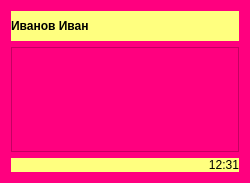
BagaevDanil/messenger, file client/textmessage.ui: the form before one commit.
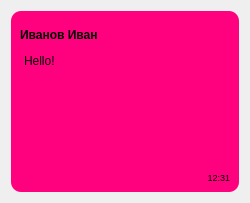
The form after the commit.

Commit message: set update time

```diff
--- a/client/textmessage.ui
+++ b/client/textmessage.ui
@@ -7,7 +7,7 @@
     <x>0</x>
     <y>0</y>
     <width>250</width>
-    <height>183</height>
+    <height>203</height>
    </rect>
   </property>
   <property name="sizePolicy">
@@ -35,9 +35,19 @@
    <bool>false</bool>
   </property>
   <property name="styleSheet">
-   <string notr="true">background-color: rgb(255, 0, 127);</string>
+   <string notr="true"/>
+  </property>
+  <layout class="QVBoxLayout" name="verticalLayout_2">
+   <item>
+    <widget class="QWidget" name="widget" native="true">
+     <property name="styleSheet">
+      <string notr="true">background-color: rgb(255, 0, 127);
+border-radius: 10px;</string>
   </property>
   <layout class="QVBoxLayout" name="verticalLayout">
+      <property name="spacing">
+       <number>0</number>
+      </property>
    <item>
     <widget class="QLabel" name="labelLogin">
      <property name="minimumSize">
@@ -57,16 +67,21 @@
        <bold>true</bold>
       </font>
      </property>
-     <property name="styleSheet">
-      <string notr="true">background-color: rgb(255, 255, 127);</string>
-     </property>
      <property name="text">
       <string>Иванов Иван</string>
      </property>
     </widget>
    </item>
    <item>
-    <widget class="QTextEdit" name="textEdit"/>
+       <widget class="QTextEdit" name="textEdit">
+        <property name="html">
+         <string>&lt;!DOCTYPE HTML PUBLIC &quot;-//W3C//DTD HTML 4.0//EN&quot; &quot;http://www.w3.org/TR/REC-html40/strict.dtd&quot;&gt;
+&lt;html&gt;&lt;head&gt;&lt;meta name=&quot;qrichtext&quot; content=&quot;1&quot; /&gt;&lt;meta charset=&quot;utf-8&quot; /&gt;&lt;style type=&quot;text/css&quot;&gt;
+p, li { white-space: pre-wrap; }
+&lt;/style&gt;&lt;/head&gt;&lt;body style=&quot; font-family:'Segoe UI'; font-size:9pt; font-weight:400; font-style:normal;&quot;&gt;
+&lt;p style=&quot; margin-top:0px; margin-bottom:0px; margin-left:0px; margin-right:0px; -qt-block-indent:0; text-indent:0px;&quot;&gt;Hello!&lt;/p&gt;&lt;/body&gt;&lt;/html&gt;</string>
+        </property>
+       </widget>
    </item>
    <item>
     <widget class="QLabel" name="labelTime">
@@ -82,8 +97,10 @@
        <height>30</height>
       </size>
      </property>
-     <property name="styleSheet">
-      <string notr="true">background-color: rgb(255, 255, 127);</string>
+        <property name="font">
+         <font>
+          <pointsize>7</pointsize>
+         </font>
      </property>
      <property name="text">
       <string>12:31</string>
@@ -94,6 +111,9 @@
      <property name="margin">
       <number>8</number>
      </property>
+       </widget>
+      </item>
+     </layout>
     </widget>
    </item>
   </layout>
```
Lines whose indentation alone changed are shown as unchanged. The commit also changes 1 other file.
